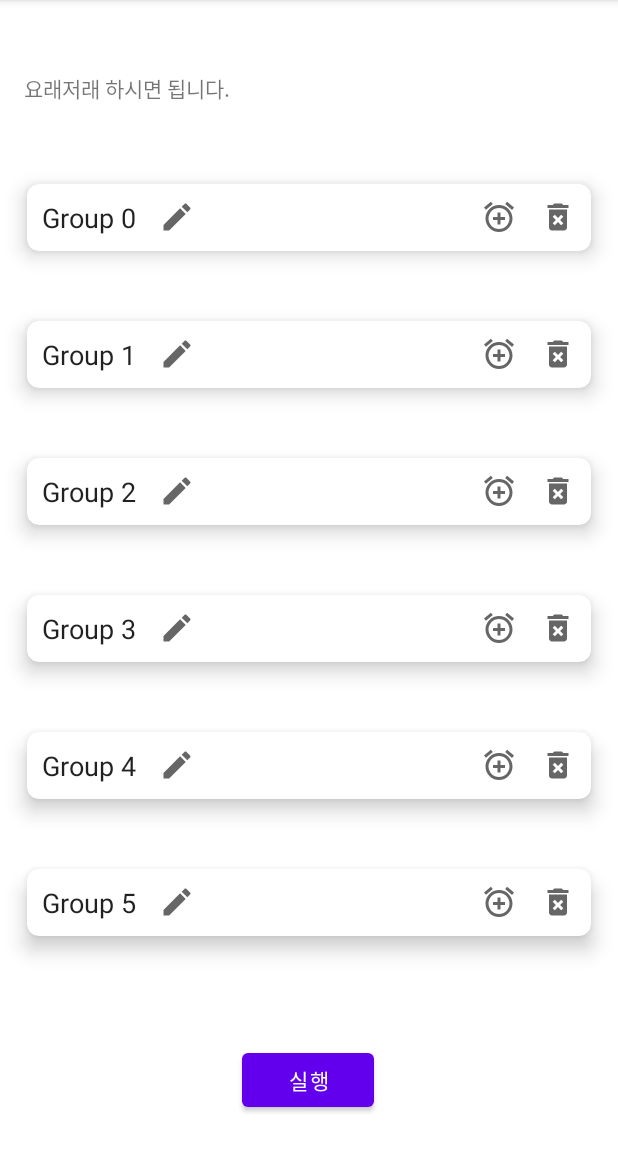
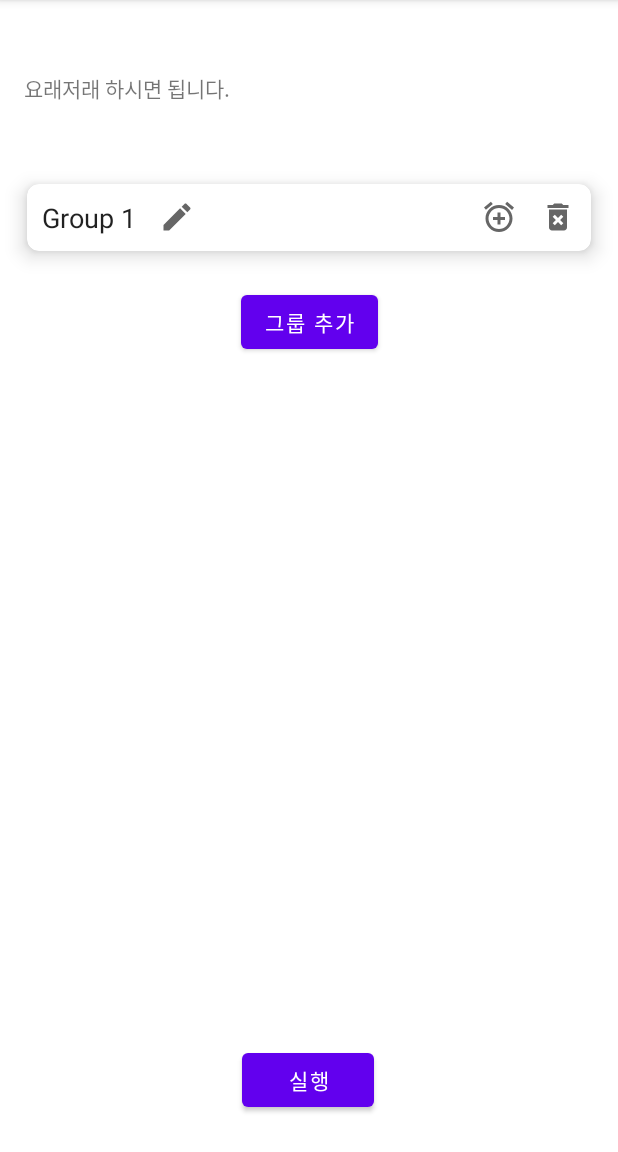
Before and after one commit to Goranies/MyTimeTable, an Android app: the WizardActivity screen opened directly, with no data from a screen before it, on a phone screen of 412 x 824 dp, the part 84-1236 px from its top. Run offline under Robolectric (Android 15) with nearby library versions, the phone set to English and light mode, and no system bars.

Commit message:
Wizard/그룹 추가삭제 DB연동

```diff
--- a/app/src/main/java/com/kbd/projectrepository/Group.java
+++ b/app/src/main/java/com/kbd/projectrepository/Group.java
@@ -1,8 +1,22 @@
 package com.kbd.projectrepository;
 
 public class Group {
+    private String groupName;
 
-    public Group() {
+    public Group(int position) {
+        this.groupName = "Group " + position;
+    }
+
+    public Group(String name) {
+        this.groupName = name;
+    }
+
+    public String getGroupName() {
+        return this.groupName;
+    }
+
+    public void setGroupName(String groupName) {
+        this.groupName = groupName;
     }
 
 }
--- a/app/src/main/java/com/kbd/projectrepository/GroupAdapter.java
+++ b/app/src/main/java/com/kbd/projectrepository/GroupAdapter.java
@@ -2,6 +2,7 @@ package com.kbd.projectrepository;
 
 import android.annotation.SuppressLint;
 import android.content.Context;
+import android.util.Log;
 import android.view.KeyEvent;
 import android.view.LayoutInflater;
 import android.view.View;
@@ -48,20 +49,25 @@ public class GroupAdapter extends RecyclerView.Adapter<RecyclerView.ViewHolder>
         if (holder instanceof FooterViewHolder) {
             FooterViewHolder footerHolder = (FooterViewHolder) holder;
             footerHolder.footerButton.setText("그룹 추가");
-//            footerHolder.footerText.setOnClickListener(new View.OnClickListener() {
-//                @Override
-//                public void onClick(View view) {
-//                    //그룹 추가 버튼 누를 시 할 일
-//                }
-//            });
+            footerHolder.footerButton.setOnClickListener(new View.OnClickListener() {
+                @Override
+                public void onClick(View view) {
+                    //그룹 추가 버튼 누를 시 할 일
+                    Log.d("POSITION_size",Integer.toString(groupArrayList.size()+1));
+                    WizardActivity w = (WizardActivity) view.getContext();
+                    w.insertGroup(new Group(groupArrayList.size()+1));
+                }
+            });
         } else if (holder instanceof ItemViewHolder) {
             ItemViewHolder itemViewHolder = (ItemViewHolder) holder;
-            itemViewHolder.groupName.setText("Group " + holder.getAdapterPosition());
+            itemViewHolder.groupName.setText(groupArrayList.get(position).getGroupName());
 
             itemViewHolder.deleteGroup.setOnClickListener(new View.OnClickListener() {
                 @Override
                 public void onClick(View v) {
                     //그룹 삭제 버튼을 누르면 할 일
+                    Log.d("POSITION",Integer.toString(position));
+                    holder.getAdapterPosition();
                     groupArrayList.remove(position);
                     notifyItemRemoved(position);
                     notifyDataSetChanged();
@@ -150,8 +156,7 @@ public class GroupAdapter extends RecyclerView.Adapter<RecyclerView.ViewHolder>
             footerButton.setOnClickListener(new View.OnClickListener() {
                 @Override
                 public void onClick(View v) {
-                    groupArrayList.add(new Group());
-                    notifyDataSetChanged();
+
                 }
             });
         }
--- a/app/src/main/java/com/kbd/projectrepository/WizardActivity.java
+++ b/app/src/main/java/com/kbd/projectrepository/WizardActivity.java
@@ -1,7 +1,11 @@
 package com.kbd.projectrepository;
 
+import android.database.Cursor;
+import android.database.sqlite.SQLiteDatabase;
+import android.database.sqlite.SQLiteOpenHelper;
 import android.os.Bundle;
 import android.telephony.mbms.GroupCall;
+import android.util.Log;
 
 import androidx.appcompat.app.AppCompatActivity;
 import androidx.recyclerview.widget.LinearLayoutManager;
@@ -14,25 +18,48 @@ public class WizardActivity extends AppCompatActivity {
     private GroupAdapter groupAdapter;
     private ArrayList<Group> groupArrayList;
 
+    private WizardDatabaseHelper wizardDatabaseHelper;
+    private SQLiteDatabase db;
+
     @Override
     protected void onCreate(Bundle savedInstanceState) {
         super.onCreate(savedInstanceState);
         setContentView(R.layout.activity_wizard);
+
+        wizardDatabaseHelper = new WizardDatabaseHelper(this);
+        db = wizardDatabaseHelper.getWritableDatabase();
 
         initGroupRecycler();
     }
 
     public void initGroupRecycler() {
         groupRecycler = findViewById(R.id.wizard_recycler);
+        groupArrayList = new ArrayList<>();
 
-        groupArrayList = new ArrayList<>();
-        groupArrayList.add(new Group());
-        groupArrayList.add(new Group());
-        groupArrayList.add(new Group());
-        groupArrayList.add(new Group());
-        groupArrayList.add(new Group());
-        groupArrayList.add(new Group());
-        groupArrayList.add(new Group());
+        //쿼리문
+        String sql = "select * from GroupTable";
+
+        //쿼리 실행
+        Cursor c = db.rawQuery(sql, null);
+
+        while(c.moveToNext()) {
+            int id_position = c.getColumnIndex("ID");
+            int name_position = c.getColumnIndex("Name");
+
+            int ID = c.getInt(id_position);
+            String name = c.getString(name_position);
+
+            groupArrayList.add(new Group(name));
+        }
+        //close 꼭 안해도 된다??
+        //db.close();
+
+        //만약 데이터베이스에 그룹이 없다면
+        if(groupArrayList.isEmpty()) {
+            Group g = new Group(1);
+            insertGroup(g);
+            groupArrayList.add(g);
+        }
 
         groupAdapter = new GroupAdapter(this, groupArrayList);
 
@@ -41,4 +68,40 @@ public class WizardActivity extends AppCompatActivity {
         groupRecycler.setLayoutManager(linearLayoutManager);
         groupRecycler.setAdapter(groupAdapter);
     }
+
+    public void insertGroup(String name) {
+        String sql = "insert into GroupTable (Name) values (?)";
+
+        //?에 바인딩될 값 배열
+        String[] arg = {name};
+
+        Log.d("Group", name);
+
+        //저장한다
+        db.execSQL(sql, arg);
+
+        if(groupAdapter != null) {
+            groupArrayList.add(new Group(groupArrayList.size() + 1));
+            groupAdapter.notifyDataSetChanged();
+        }
+        //db.close();
+    }
+
+    public void insertGroup(Group group) {
+        insertGroup(group.getGroupName());
+    }
+
+    public void deleteGroup(int ID) {
+        String sql = "delete from GroupTable where ID = ?";
+        String[] args = {Integer.toString(ID)};
+
+        db.execSQL(sql, args);
+    }
+
+    public void renameGroup(int ID, String groupName) {
+        String sql = "update TestTable set Name = ? where ID = ?";
+        String[] args = {groupName, Integer.toString(ID)};
+
+        db.execSQL(sql, args);
+    }
 }
--- /dev/null
+++ b/app/src/main/java/com/kbd/projectrepository/WizardDatabaseHelper.java
@@ -0,0 +1,48 @@
+package com.kbd.projectrepository;
+
+import android.content.Context;
+import android.database.sqlite.SQLiteDatabase;
+import android.database.sqlite.SQLiteOpenHelper;
+import android.util.Log;
+
+import androidx.annotation.Nullable;
+
+public class WizardDatabaseHelper extends SQLiteOpenHelper {
+    //wizard.db라는 이름으로 DB를 생성, DB버전은 1
+    public WizardDatabaseHelper(@Nullable Context context) {
+        super(context, "wizard.db", null, 1);
+    }
+
+    //Test.db가 있는지 확인해보고 이미 있으면 onCreate를 호출하지 않는다
+    //없다면, Test.db라는 이름의 데이터베이스를 생성하고 onCreate를 호출한다
+    //테이블 생성, 기타 필요한 작업
+    @Override
+    public void onCreate(SQLiteDatabase db) {
+        Log.d("DB", "데이터베이스가 생성되었습니다");
+
+        String sql = "create table GroupTable("
+                + "ID integer primary key autoincrement, "
+                + "Name text not null"
+                +")";
+
+        db.execSQL(sql);
+    }
+
+    //DB버전이 구식이라면, 업데이트 한다
+    @Override
+    public void onUpgrade(SQLiteDatabase db, int oldVersion, int newVersion) {
+        Log.d("DB", "old : " + oldVersion);
+        Log.d("DB", "new : " + newVersion);
+        switch (oldVersion) {
+            case 1 :
+                //1에서 최신 버전 형태로 테이블 구조를 변경
+            case 2 :
+                //2에서 최신 버전 형태로
+            case 3 :
+                //3에서 최신 버전 형태로
+        }
+
+        //switch를 쓰고, break를 쓰지 않는 이유?
+        //1->2 / 2->3 / 3->4 순서대로 올릴 수 있음
+    }
+}
```
